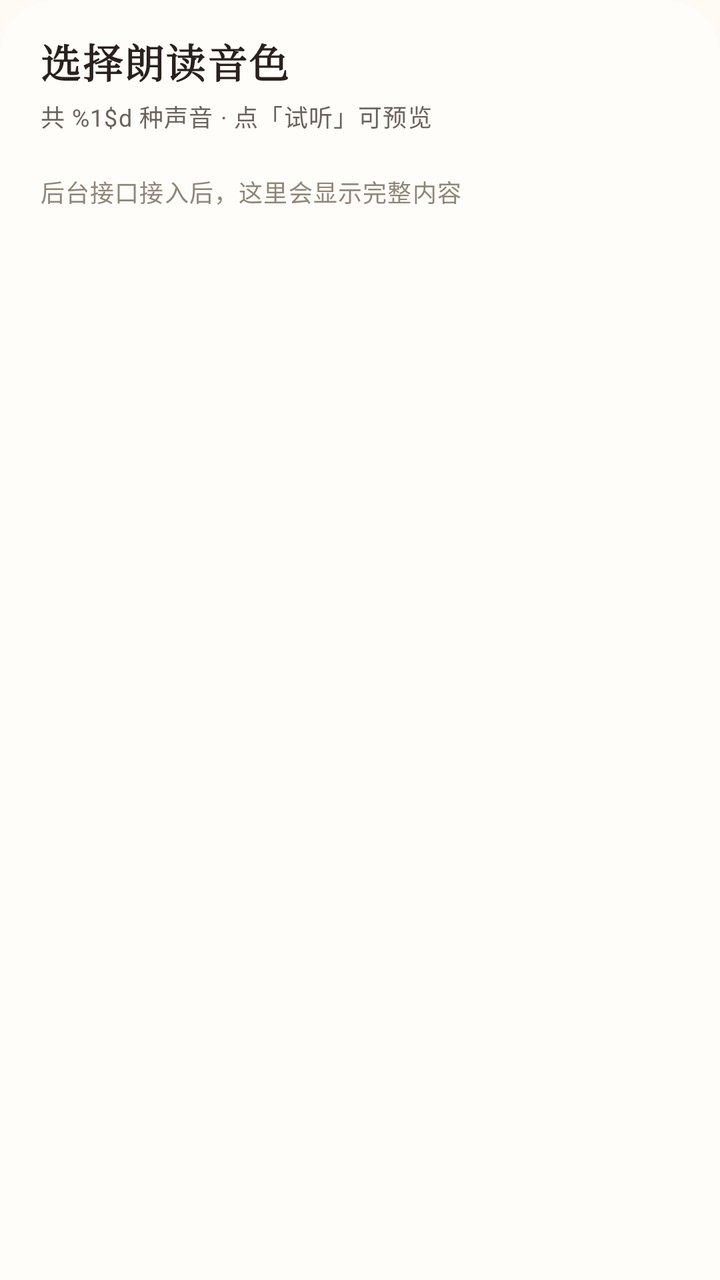
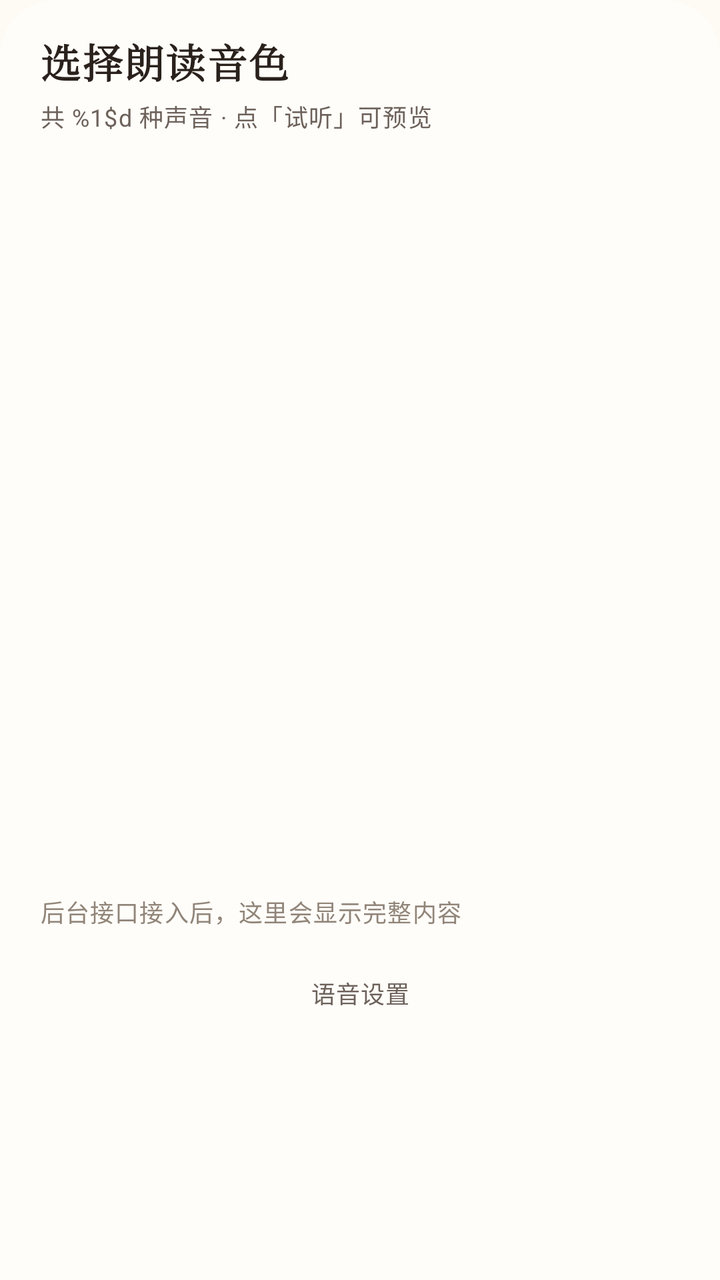

Two renders of the same Android screen: before a commit and after it. Below are the layout's source before the change and the commit's diff.
<!-- AndroidManifest.xml: application theme Theme.Poetry -->
<!-- res/layout/dialog_voice_sheet.xml -->
<?xml version="1.0" encoding="utf-8"?>
<LinearLayout xmlns:android="http://schemas.android.com/apk/res/android"
    android:layout_width="match_parent"
    android:layout_height="wrap_content"
    android:background="@drawable/bg_sheet"
    android:orientation="vertical"
    android:paddingStart="@dimen/space_5"
    android:paddingTop="@dimen/space_4"
    android:paddingEnd="@dimen/space_5"
    android:paddingBottom="@dimen/space_6">

    <TextView
        android:layout_width="wrap_content"
        android:layout_height="wrap_content"
        android:text="@string/voice_sheet_title"
        android:textAppearance="@style/TextAppearance.Poetry.SectionTitle" />

    <TextView
        android:id="@+id/voiceSheetSub"
        android:layout_width="wrap_content"
        android:layout_height="wrap_content"
        android:layout_marginTop="@dimen/space_1"
        android:text="@string/voice_sheet_sub"
        android:textAppearance="@style/TextAppearance.Poetry.Caption" />

    <androidx.recyclerview.widget.RecyclerView
        android:id="@+id/voiceList"
        android:layout_width="match_parent"
        android:layout_height="wrap_content"
        android:layout_marginTop="@dimen/space_3"
        android:overScrollMode="never" />

    <TextView
        android:id="@+id/voiceHint"
        android:layout_width="match_parent"
        android:layout_height="wrap_content"
        android:layout_marginTop="@dimen/space_2"
        android:text="@string/remote_pending"
        android:textAppearance="@style/TextAppearance.Poetry.CaptionWeak" />

</LinearLayout>
<!-- resources referenced by this layout -->
<resources>
  <dimen name="space_1">4dp</dimen>
  <dimen name="space_2">8dp</dimen>
  <dimen name="space_3">12dp</dimen>
  <dimen name="space_4">16dp</dimen>
  <dimen name="space_5">20dp</dimen>
  <dimen name="space_6">24dp</dimen>
  <!-- drawable bg_sheet (drawable) -->
  <?xml version="1.0" encoding="utf-8"?>
  <shape xmlns:android="http://schemas.android.com/apk/res/android"
      android:shape="rectangle">
      <corners
          android:bottomLeftRadius="0dp"
          android:bottomRightRadius="0dp"
          android:topLeftRadius="@dimen/radius_xl"
          android:topRightRadius="@dimen/radius_xl" />
      <solid android:color="@color/surface_1" />
  </shape>
  <string name="remote_pending">后台接口接入后，这里会显示完整内容</string>
  <string name="voice_sheet_sub">共 %1$d 种声音 · 点「试听」可预览</string>
  <string name="voice_sheet_title">选择朗读音色</string>
  <style name="TextAppearance.Poetry.Caption" parent="TextAppearance.Material3.BodySmall">
          <item name="android:textSize">@dimen/text_xs</item>
          <item name="android:textColor">@color/ink_500</item>
      </style>
  <style name="TextAppearance.Poetry.CaptionWeak" parent="TextAppearance.Poetry.Caption">
          <item name="android:textColor">@color/ink_400</item>
      </style>
  <style name="TextAppearance.Poetry.SectionTitle" parent="TextAppearance.Material3.TitleMedium">
          <item name="android:textSize">@dimen/text_lg</item>
          <item name="android:fontFamily">serif</item>
          <item name="fontFamily">serif</item>
          <item name="android:textStyle">bold</item>
          <item name="android:textColor">@color/ink_900</item>
          <item name="android:letterSpacing">0.04</item>
      </style>
  <dimen name="radius_xl">28dp</dimen>
  <color name="surface_1">#FFFFFDF9</color>
  <dimen name="text_xs">12sp</dimen>
  <color name="ink_500">#FF6D625B</color>
  <color name="ink_400">#FF918579</color>
  <dimen name="text_lg">20sp</dimen>
  <color name="ink_900">#FF2A211C</color>
  <color name="color_primary">@color/zhuhong_500</color>
  <color name="on_primary">#FFFFFFFF</color>
  <color name="color_accent">@color/shiqing_500</color>
  <color name="surface_2">#FFF8F3E8</color>
  <color name="line">#FFE6DFD8</color>
  <color name="paper">#FFFDFBF4</color>
  <color name="zhuhong_500">#FFE04A2F</color>
  <color name="shiqing_500">#FF3D86A8</color>
  <!-- unchanged entries left out for length: 1 -->
</resources>

<!-- the commit's change to res/layout/dialog_voice_sheet.xml (unified diff, before → after) -->
@@ -26,8 +26,9 @@
     <androidx.recyclerview.widget.RecyclerView
         android:id="@+id/voiceList"
         android:layout_width="match_parent"
-        android:layout_height="wrap_content"
+        android:layout_height="360dp"
         android:layout_marginTop="@dimen/space_3"
+        android:nestedScrollingEnabled="true"
         android:overScrollMode="never" />
 
     <TextView
@@ -38,4 +39,12 @@
         android:text="@string/remote_pending"
         android:textAppearance="@style/TextAppearance.Poetry.CaptionWeak" />
 
+    <Button
+        android:id="@+id/voiceSettingsButton"
+        style="@style/Widget.Poetry.ToolButton"
+        android:layout_width="match_parent"
+        android:layout_height="wrap_content"
+        android:layout_marginTop="@dimen/space_3"
+        android:text="@string/tts_settings_title" />
+
 </LinearLayout>
<!-- resource entries referenced after the edit -->
@@ -18,6 +18,7 @@
       <solid android:color="@color/surface_1" />
   </shape>
   <string name="remote_pending">后台接口接入后，这里会显示完整内容</string>
+  <string name="tts_settings_title">语音设置</string>
   <string name="voice_sheet_sub">共 %1$d 种声音 · 点「试听」可预览</string>
   <string name="voice_sheet_title">选择朗读音色</string>
   <style name="TextAppearance.Poetry.Caption" parent="TextAppearance.Material3.BodySmall">
@@ -35,6 +36,11 @@
           <item name="android:textColor">@color/ink_900</item>
           <item name="android:letterSpacing">0.04</item>
       </style>
+  <style name="Widget.Poetry.ToolButton" parent="Widget.Poetry.SegmentButton">
+          <item name="android:minHeight">40dp</item>
+          <item name="android:paddingLeft">@dimen/space_4</item>
+          <item name="android:paddingRight">@dimen/space_4</item>
+      </style>
   <dimen name="radius_xl">28dp</dimen>
   <color name="surface_1">#FFFFFDF9</color>
   <dimen name="text_xs">12sp</dimen>
@@ -42,12 +48,26 @@
   <color name="ink_400">#FF918579</color>
   <dimen name="text_lg">20sp</dimen>
   <color name="ink_900">#FF2A211C</color>
+  <style name="Widget.Poetry.SegmentButton" parent="Widget.Material3.Button.OutlinedButton">
+          <item name="android:textSize">@dimen/text_xs</item>
+          <item name="android:textAppearance">@style/TextAppearance.Poetry.Caption</item>
+          <item name="android:minHeight">36dp</item>
+          <item name="android:paddingLeft">@dimen/space_3</item>
+          <item name="android:paddingRight">@dimen/space_3</item>
+          <item name="android:insetTop">0dp</item>
+          <item name="android:insetBottom">0dp</item>
+          <item name="cornerRadius">@dimen/radius_full</item>
+          <item name="backgroundTint">@color/segment_bg_selector</item>
+          <item name="android:textColor">@color/segment_text_selector</item>
+          <item name="strokeColor">@color/segment_stroke_selector</item>
+      </style>
   <color name="color_primary">@color/zhuhong_500</color>
   <color name="on_primary">#FFFFFFFF</color>
   <color name="color_accent">@color/shiqing_500</color>
   <color name="surface_2">#FFF8F3E8</color>
   <color name="line">#FFE6DFD8</color>
   <color name="paper">#FFFDFBF4</color>
+  <dimen name="radius_full">999dp</dimen>
   <color name="zhuhong_500">#FFE04A2F</color>
   <color name="shiqing_500">#FF3D86A8</color>
   <!-- unchanged entries left out for length: 1 -->
